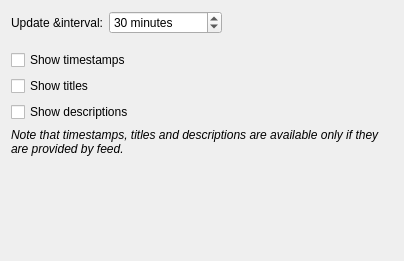
The window that applets/news/config.ui (KDE/kdeplasma-addons) describes before a commit, drawn with Qt 5.
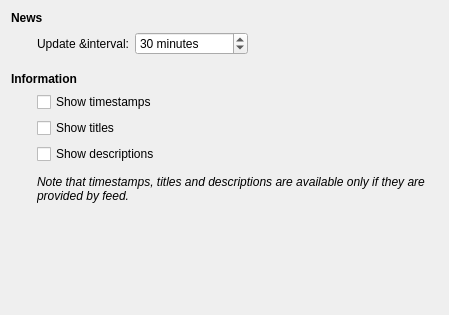
The same window after the commit. Custom widgets are drawn as their Qt base class.

```diff
--- a/applets/news/config.ui
+++ b/applets/news/config.ui
@@ -5,8 +5,8 @@
    <rect>
     <x>0</x>
     <y>0</y>
-    <width>404</width>
-    <height>261</height>
+    <width>449</width>
+    <height>315</height>
    </rect>
   </property>
   <property name="sizePolicy" >
@@ -15,8 +15,37 @@
     <verstretch>0</verstretch>
    </sizepolicy>
   </property>
-  <layout class="QVBoxLayout" name="verticalLayout" >
-   <item>
+  <layout class="QGridLayout" name="gridLayout" >
+   <item row="0" column="0" colspan="2" >
+    <widget class="QLabel" name="label_4" >
+     <property name="font" >
+      <font>
+       <weight>75</weight>
+       <bold>true</bold>
+      </font>
+     </property>
+     <property name="text" >
+      <string>News</string>
+     </property>
+    </widget>
+   </item>
+   <item row="1" column="0" >
+    <spacer name="horizontalSpacer_2" >
+     <property name="orientation" >
+      <enum>Qt::Horizontal</enum>
+     </property>
+     <property name="sizeType" >
+      <enum>QSizePolicy::Fixed</enum>
+     </property>
+     <property name="sizeHint" stdset="0" >
+      <size>
+       <width>20</width>
+       <height>25</height>
+      </size>
+     </property>
+    </spacer>
+   </item>
+   <item row="1" column="1" >
     <layout class="QHBoxLayout" name="horizontalLayout" >
      <item>
       <widget class="QLabel" name="label_2" >
@@ -65,7 +94,7 @@
      </item>
     </layout>
    </item>
-   <item>
+   <item row="2" column="1" >
     <spacer name="verticalSpacer_2" >
      <property name="orientation" >
       <enum>Qt::Vertical</enum>
@@ -81,28 +110,41 @@
      </property>
     </spacer>
    </item>
-   <item>
+   <item row="3" column="0" colspan="2" >
+    <widget class="QLabel" name="label_3" >
+     <property name="font" >
+      <font>
+       <weight>75</weight>
+       <bold>true</bold>
+      </font>
+     </property>
+     <property name="text" >
+      <string>Information</string>
+     </property>
+    </widget>
+   </item>
+   <item row="4" column="1" >
     <widget class="QCheckBox" name="timestampCheckBox" >
      <property name="text" >
       <string>Show timestamps</string>
      </property>
     </widget>
    </item>
-   <item>
+   <item row="5" column="1" >
     <widget class="QCheckBox" name="titlesCheckBox" >
      <property name="text" >
       <string>Show titles</string>
      </property>
     </widget>
    </item>
-   <item>
+   <item row="6" column="1" >
     <widget class="QCheckBox" name="descriptionsCheckBox" >
      <property name="text" >
       <string>Show descriptions</string>
      </property>
     </widget>
    </item>
-   <item>
+   <item row="8" column="1" >
     <widget class="QLabel" name="label" >
      <property name="font" >
       <font>
@@ -123,7 +165,7 @@
      </property>
     </widget>
    </item>
-   <item>
+   <item row="9" column="1" >
     <spacer name="verticalSpacer" >
      <property name="orientation" >
       <enum>Qt::Vertical</enum>
@@ -136,6 +178,22 @@
      </property>
     </spacer>
    </item>
+   <item row="7" column="1" >
+    <spacer name="verticalSpacer_3" >
+     <property name="orientation" >
+      <enum>Qt::Vertical</enum>
+     </property>
+     <property name="sizeType" >
+      <enum>QSizePolicy::Fixed</enum>
+     </property>
+     <property name="sizeHint" stdset="0" >
+      <size>
+       <width>20</width>
+       <height>5</height>
+      </size>
+     </property>
+    </spacer>
+   </item>
   </layout>
  </widget>
  <customwidgets>
```
